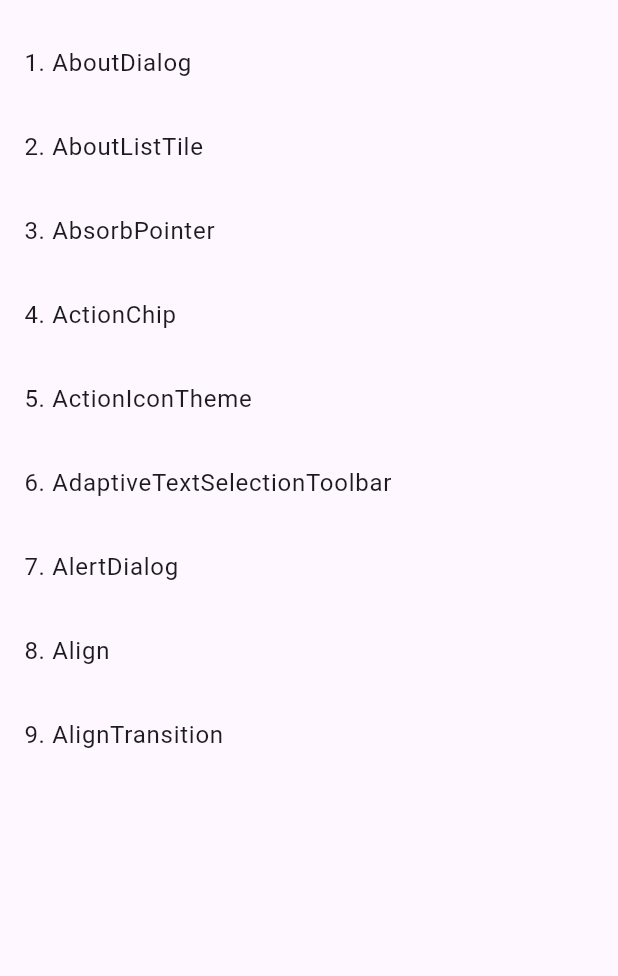
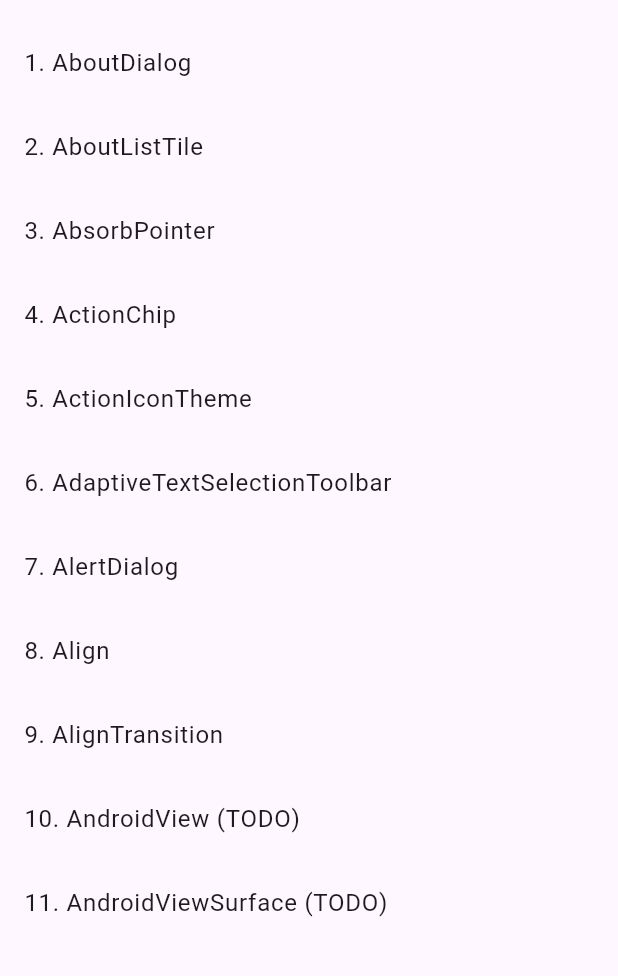
Before and after one commit to TechieBlossom/flutter_widgets, a Flutter app: the screen it shows after launch, on a phone screen of 412 x 824 dp, the part 63-1039 px from its top. Run offline on Flutter 3.47's test engine with Material 2 defaults, Android fonts, the phone set to English and light mode, and no system bars.

Commit message:
Put placeholder for Android view and Android view surface

```diff
--- a/lib/screens/screens.dart
+++ b/lib/screens/screens.dart
@@ -7,3 +7,5 @@ export 'adaptive_text_selection_toolbar.dart';
 export 'alert_dialog_screen.dart';
 export 'align_screen.dart';
 export 'align_transition_screen.dart';
+export 'android_view_screen.dart';
+export 'android_view_surface_screen.dart';
--- a/lib/widgets.dart
+++ b/lib/widgets.dart
@@ -10,4 +10,6 @@ final widgets = {
   'AlertDialog': const AlertDialogScreen(),
   'Align': const AlignScreen(),
   'AlignTransition': const AlignTransitionScreen(),
+  'AndroidView (TODO)': const AndroidViewScreen(),
+  'AndroidViewSurface (TODO)': const AndroidViewSurfaceScreen(),
 };
```
Also changed, not shown: lib/screens/android_view_screen.dart (added, +12 -0 lines), lib/screens/android_view_surface_screen.dart (added, +12 -0 lines).
